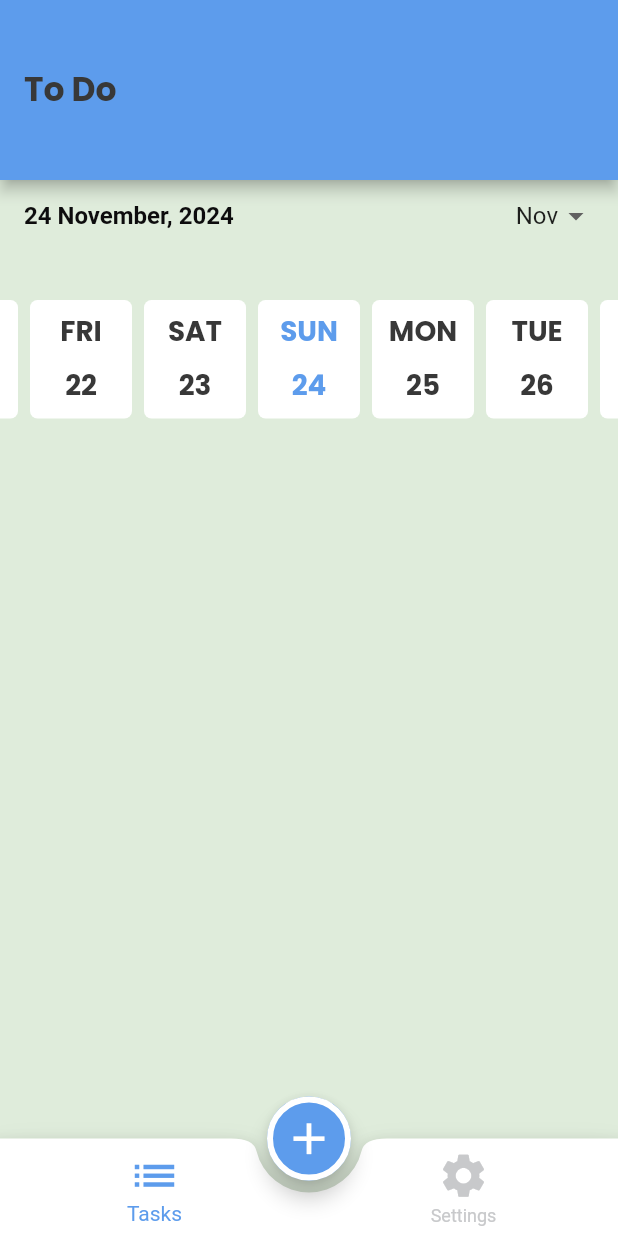
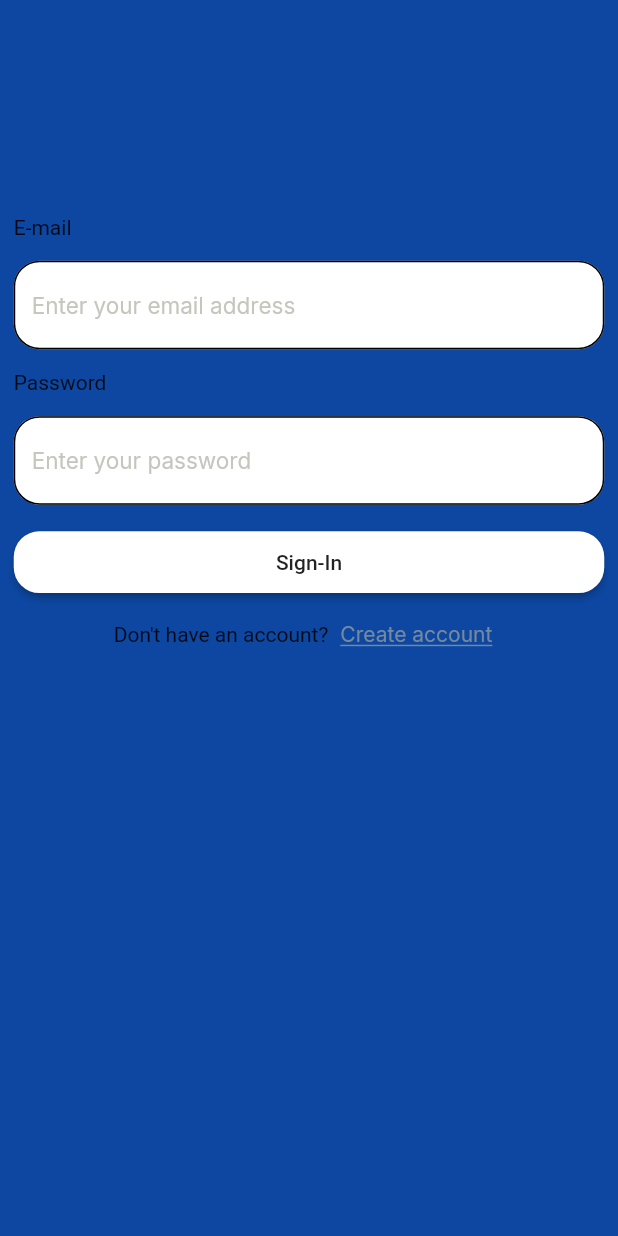
Before and after one commit to ZiadMostafa22/To-Do, a Flutter app: the screen it shows after launch, on a phone screen of 412 x 824 dp. Run offline on Flutter 3.47's test engine with Material 3 defaults, Android fonts, the phone set to English and light mode, and no system bars; drawn by our look-alikes of easy_date_timeline; our stand-ins replace cloud_firestore, firebase_core, flutter_screenutil, flutter_slidable, google_fonts; accounts and stored records are empty.

```diff
--- /dev/null
+++ b/lib/core/utils/emailValidation.dart
@@ -0,0 +1,5 @@
+bool isValidEmail(String email) {
+  return RegExp(
+      r"^[a-zA-Z0-9.a-zA-Z0-9.!#$%&'*+-/=?^_`{|}~]+@[a-zA-Z0-9]+\.[a-zA-Z]+")
+      .hasMatch(email);
+}
--- a/lib/core/utils/routes_manager.dart
+++ b/lib/core/utils/routes_manager.dart
@@ -1,5 +1,7 @@
 import 'package:flutter/cupertino.dart';
 import 'package:flutter/material.dart';
+import 'package:todo/presentation/screens/auth/login/login.dart';
+import 'package:todo/presentation/screens/auth/register.dart';
 import 'package:todo/presentation/screens/home/home_screen.dart';
 import 'package:todo/presentation/screens/home/tabs/edit_screen.dart';
 import 'package:todo/presentation/screens/home/tabs/settings_tab/settings_tab.dart';
@@ -10,8 +12,11 @@ class RoutesManager {
   static const String splashRoute = '/splash';
   static const String editTask = '/edit';
   static const String settingsTab = '/settings';
+  static const String register = '/register';
+  static const String login= '/login';
 
-  static Route? router(RouteSettings settings) {
+  static Route<MaterialPageRoute>? router(RouteSettings settings) {
+    print (settings.name);
     switch (settings.name) {
       case homeRoute:
         return MaterialPageRoute(
@@ -30,6 +35,12 @@ class RoutesManager {
 
       case settingsTab:
         return MaterialPageRoute(builder: (context) => SettingsTab(),);
+
+        case register:
+        return MaterialPageRoute(builder: (context) => Register(),);
+
+        case login:
+        return MaterialPageRoute(builder: (context) => LoginScreen(),);
     }
   }
 }
--- a/lib/main.dart
+++ b/lib/main.dart
@@ -1,4 +1,4 @@
-import 'package:cloud_firestore/cloud_firestore.dart';
+
 import 'package:flutter/material.dart';
 import 'my_app.dart';
 import 'package:firebase_core/firebase_core.dart';
@@ -10,6 +10,6 @@ void main() async{
   await Firebase.initializeApp(
       options: DefaultFirebaseOptions.currentPlatform,
   );
-  await FirebaseFirestore.instance.disableNetwork();
-  runApp(const myApp());
+  //await FirebaseFirestore.instance.disableNetwork();
+  runApp( myApp());
 }
--- a/lib/my_app.dart
+++ b/lib/my_app.dart
@@ -10,7 +10,7 @@ class myApp extends StatelessWidget {
     return MaterialApp(
       debugShowCheckedModeBanner: false,
       onGenerateRoute: RoutesManager.router ,
-      initialRoute: RoutesManager.splashRoute,
+      initialRoute: RoutesManager.login,
     theme: AppTheme.light,
     );
   }
--- /dev/null
+++ b/lib/presentation/screens/auth/Widgets/Custom_Field.dart
@@ -0,0 +1,48 @@
+import 'package:flutter/material.dart';
+import 'package:flutter_screenutil/flutter_screenutil.dart';
+import 'package:todo/core/utils/app_styles.dart';
+import 'package:todo/core/utils/color_manager.dart';
+
+typedef Validator = String? Function(String?);
+
+class CustomField extends StatelessWidget {
+  CustomField({
+    super.key,
+    required this.hintText,
+   this.controller,
+    required this.validator,
+    this.isSecure = false,
+    this.keyBoardType = TextInputType.text,
+  });
+
+  String hintText;
+  TextEditingController? controller;
+  Validator validator;
+  bool isSecure;
+  TextInputType keyBoardType;
+
+  @override
+  Widget build(BuildContext context) {
+    return TextFormField(
+      validator: validator,
+      controller: controller,
+      obscureText: isSecure,
+      keyboardType: keyBoardType,
+      decoration: InputDecoration(
+        hintText: hintText,
+        hintStyle: AppLightStyles.hintStyle,
+        fillColor: ColorsManager.white,
+        filled: true,
+        border: OutlineInputBorder(borderRadius: BorderRadius.circular(15.r)),
+        enabledBorder:
+        OutlineInputBorder(borderRadius: BorderRadius.circular(15.r)),
+        focusedBorder: OutlineInputBorder(
+          borderRadius: BorderRadius.circular(15.r),
+        ),
+        errorBorder: OutlineInputBorder(
+            borderRadius: BorderRadius.circular(15.r),
+            borderSide: BorderSide(color: Colors.red, width: 2)),
+      ),
+    );
+  }
+}
--- /dev/null
+++ b/lib/presentation/screens/auth/login/login.dart
@@ -0,0 +1,139 @@
+import 'package:flutter/material.dart';
+import 'package:flutter_screenutil/flutter_screenutil.dart';
+import 'package:todo/core/utils/app_styles.dart';
+import 'package:todo/core/utils/emailValidation.dart';
+import 'package:todo/core/utils/routes_manager.dart';
+import 'package:todo/presentation/screens/auth/Widgets/Custom_Field.dart';
+
+class LoginScreen extends StatefulWidget {
+  LoginScreen({super.key});
+
+  @override
+  State<LoginScreen> createState() => _LoginScreenState();
+}
+
+class _LoginScreenState extends State<LoginScreen> {
+   TextEditingController? emailController ;
+
+
+   TextEditingController? passwordController ;
+
+
+
+  @override
+  void initState() {
+    super.initState();
+    emailController = TextEditingController();
+     passwordController = TextEditingController();
+  }
+
+  @override
+  // void dispose() {
+  //   super.dispose();
+  //   emailController.dispose();
+  //   passwordController.dispose();
+  //
+  // }
+
+  @override
+  Widget build(BuildContext context) {
+   print (emailController?.text);
+   print (passwordController?.text);
+
+
+    return Scaffold(
+      backgroundColor: Colors.blue.shade900,
+      appBar: AppBar(
+        backgroundColor: Colors.transparent,
+        elevation: 0,
+      ),
+      body: Padding(
+        padding: REdgeInsets.all(8.0),
+        child: SingleChildScrollView(
+          child: Form(
+            child: Column(
+              crossAxisAlignment: CrossAxisAlignment.stretch,
+              children: [
+                // Image.asset(
+                //   AssetsManager.splash,
+                // ),
+                SizedBox(height: 12.h),
+                Text(
+                  'E-mail',
+                ),
+                SizedBox(height: 12.h),
+                CustomField(
+                  hintText: 'Enter your email address',
+                 keyBoardType: TextInputType.emailAddress,
+                 // controller: emailController,
+                  validator: (input) {
+                    if (input == null || input.trim().isEmpty) {
+                      return 'Please enter email';
+                    }
+                    if (!isValidEmail(input)) {
+                      return 'Invalid email format';
+                    }
+                    return null;
+                  },
+                ),
+                SizedBox(height: 12.h),
+                Text(
+                  'Password',
+
+                ),
+                SizedBox(height: 12.h),
+                CustomField(
+                  hintText: 'Enter your password',
+                  keyBoardType: TextInputType.visiblePassword,
+                  controller: passwordController,
+                 isSecure: true,
+                  validator: (input) {
+                    if (input == null || input.trim().isEmpty) {
+                      return 'Please enter password';
+                    }
+                    return null;
+                  },
+                ),
+                SizedBox(height: 12.h),
+                MaterialButton(
+                  padding: REdgeInsets.symmetric(vertical: 11),
+                  color: Colors.white,
+                  shape: RoundedRectangleBorder(
+                    borderRadius: BorderRadius.circular(15.r),
+                  ),
+                  onPressed: () {
+                  //  signIn();
+                  },
+                  child: Text(
+                    'Sign-In',
+                  ),
+                ),
+                Row(
+                  mainAxisAlignment: MainAxisAlignment.center,
+                  children: [
+                    Text(
+                      "Don't have an account?",
+                    ),
+                    TextButton(
+                      onPressed: () {
+                         Navigator.pushReplacementNamed(
+                         context, RoutesManager.register);
+                      },
+                      child: Text(
+                        'Create account',
+                        style: AppLightStyles.hintStyle?.copyWith(
+                          fontSize: 14,
+                          decoration: TextDecoration.underline,
+                        ),
+                      ),
+                    ),
+                  ],
+                ),
+              ],
+            ),
+          ),
+        ),
+      ),
+    );
+  }
+}
--- a/lib/presentation/screens/splash_screen/splashScreen.dart
+++ b/lib/presentation/screens/splash_screen/splashScreen.dart
@@ -1,3 +1,5 @@
+
+
 import 'dart:async';
 
 import 'package:flutter/material.dart';
```
Also changed, not shown: lib/presentation/screens/auth/register.dart (added, +242 -0 lines).
